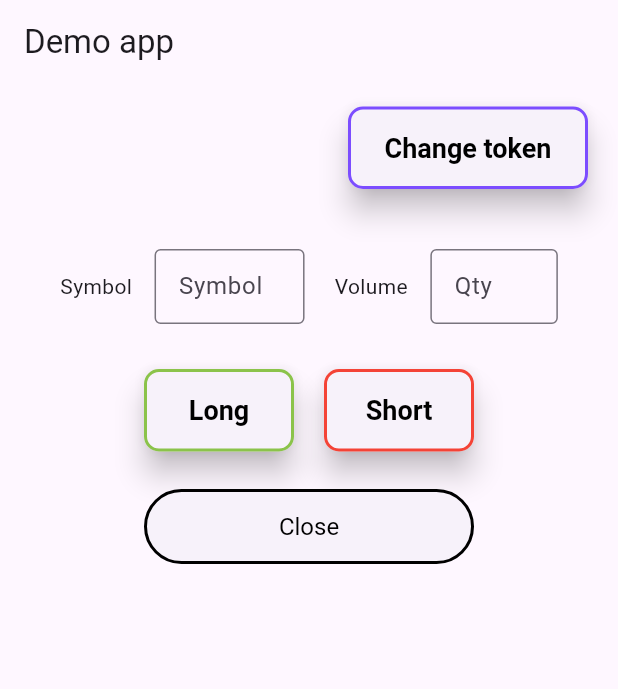
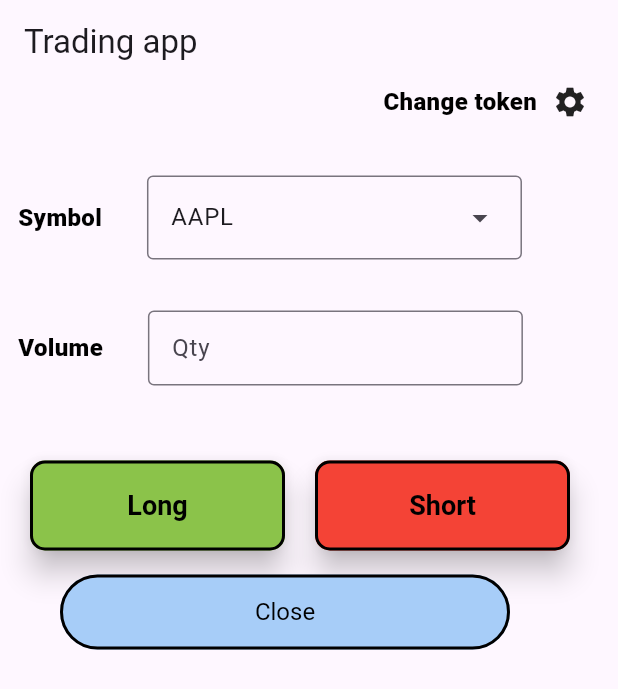
Before and after one commit to Sanjaipaulraj/trading_app, a Flutter app: the HomeScreen screen opened directly, on a phone screen of 412 x 824 dp. Shown: the top 689 px of the screen. Run offline on Flutter 3.47's test engine with Material 3 defaults, Android fonts, the phone set to English and light mode, and no system bars; our stand-ins replace dio, shared_preferences, toastification; accounts and stored records are empty.

Commit message:
Button alignment completed

```diff
--- a/lib/main.dart
+++ b/lib/main.dart
@@ -1,5 +1,5 @@
 import 'package:flutter/material.dart';
-import 'package:trading_app/pages/login_screen.dart';
+import 'package:trading_app/pages/home_screen.dart';
 
 void main() {
   runApp(const MainApp());
@@ -10,6 +10,6 @@ class MainApp extends StatelessWidget {
 
   @override
   Widget build(BuildContext context) {
-    return const MaterialApp(debugShowCheckedModeBanner: false, home: Scaffold(body: LoginPage()));
+    return const MaterialApp(debugShowCheckedModeBanner: false, home: Scaffold(body: HomeScreen()));
   }
 }
--- a/lib/pages/home_screen.dart
+++ b/lib/pages/home_screen.dart
@@ -13,6 +13,7 @@ class HomeScreen extends StatefulWidget {
   State<HomeScreen> createState() => HomeScreenState();
 }
 
+const List<String> list = <String>['AAPL', 'GOOGL', 'MSFT', 'DJIA', 'SPX'];
 typedef MenuEntry = DropdownMenuEntry<String>;
 
 class LongIntent extends Intent {
@@ -29,10 +30,12 @@ class CloseIntent extends Intent {
 
 class HomeScreenState extends State<HomeScreen> {
   String token = '';
+  static final List<MenuEntry> menuEntries = List.unmodifiable(
+    list.map<MenuEntry>((String name) => MenuEntry(value: name, label: name)),
+  );
+  String dropdownValue = list.first;
   late TextEditingController _volumeController;
-  late TextEditingController _symbolController;
   late TextEditingController _tokenController;
-  final FocusNode _symbolFocusNode = FocusNode();
   final FocusNode _volumeFocusNode = FocusNode();
   final FocusNode _longButtonFocusNode = FocusNode();
   final FocusNode _shortButtonFocusNode = FocusNode();
@@ -65,23 +68,11 @@ class HomeScreenState extends State<HomeScreen> {
   void initState() {
     super.initState();
     _volumeController = TextEditingController();
-    _symbolController = TextEditingController();
     _tokenController = TextEditingController();
     _getToken();
   }
 
-  @override
-  void dispose() {
-    _symbolFocusNode.dispose();
-    _volumeFocusNode.dispose();
-    _longButtonFocusNode.dispose();
-    _shortButtonFocusNode.dispose();
-    _closeButtonFocusNode.dispose();
-    super.dispose();
-  }
-
   void reset() {
-    _symbolController.clear();
     _volumeController.clear();
     setState(() {});
   }
@@ -89,7 +80,7 @@ class HomeScreenState extends State<HomeScreen> {
   Future<void> _openPosition(String type) async {
     Dio dio = Dio();
     final direction = type;
-    final symbol = _symbolController.text;
+    final symbol = dropdownValue;
     final lot = num.parse(_volumeController.text);
     final data = json.encode({'symbol': symbol, 'lot': lot, 'direction': direction});
     final openResponse = await dio.post(
@@ -170,7 +161,7 @@ class HomeScreenState extends State<HomeScreen> {
   @override
   Widget build(BuildContext context) {
     return Scaffold(
-      appBar: AppBar(title: Text('Demo app')),
+      appBar: AppBar(title: Text('Trading app')),
       body: Shortcuts(
         shortcuts: {
           LogicalKeySet(LogicalKeyboardKey.keyL, LogicalKeyboardKey.control): const LongIntent(),
@@ -201,13 +192,8 @@ class HomeScreenState extends State<HomeScreen> {
           child: Column(
             mainAxisAlignment: MainAxisAlignment.start,
             children: [
-              SizedBox(height: 15),
-              Row(
-                spacing: 10,
-                mainAxisAlignment: MainAxisAlignment.end,
-                children: [
-                  ElevatedButton(
-                    onPressed: () => showDialog<String>(
+              GestureDetector(
+                onTap: () => showDialog<String>(
                   context: context,
                   builder: (BuildContext context) => Dialog(
                     child: Padding(
@@ -236,52 +222,56 @@ class HomeScreenState extends State<HomeScreen> {
                     ),
                   ),
                 ),
-                    style: ElevatedButton.styleFrom(
-                      fixedSize: Size(160, 55),
-                      shape: RoundedRectangleBorder(
-                        borderRadius: BorderRadius.circular(10),
-                        side: BorderSide(color: Colors.deepPurpleAccent, width: 2),
+                child: Row(
+                  spacing: 10,
+                  mainAxisAlignment: MainAxisAlignment.end,
+                  children: [
+                    Text(
+                      "Change token",
+                      style: TextStyle(fontWeight: FontWeight.w900, color: Colors.black, fontSize: 16),
                     ),
-                      elevation: 8.0,
-                      foregroundColor: Colors.black,
-                      textStyle: TextStyle(fontSize: 18, fontWeight: FontWeight.bold),
-                      padding: EdgeInsets.symmetric(horizontal: 20, vertical: 15),
-                    ),
-                    child: Text("Change token"),
-                  ),
+                    Icon(Icons.settings),
                     SizedBox(width: 10),
                   ],
                 ),
-              SizedBox(height: 40),
-              Row(
-                mainAxisAlignment: MainAxisAlignment.center,
+              ),
+              SizedBox(height: 25),
+              Padding(
+                padding: const EdgeInsets.all(12.0),
+                child: Row(
                   children: [
-                  Row(
-                    children: [
-                      Text('Symbol'),
-                      SizedBox(width: 15),
+                    Text(
+                      'Symbol',
+                      style: TextStyle(fontSize: 16, color: Colors.black, fontWeight: FontWeight.w900),
+                    ),
+                    SizedBox(width: 30),
                     SizedBox(
-                        width: 100,
-                        height: 50,
-                        child: Focus(
-                          focusNode: _symbolFocusNode,
-                          child: TextField(
-                            keyboardType: TextInputType.text,
-                            autofocus: true,
-                            controller: _symbolController,
-                            decoration: InputDecoration(border: OutlineInputBorder(), labelText: 'Symbol'),
-                          ),
+                      child: DropdownMenu<String>(
+                        width: 250,
+                        initialSelection: list.first,
+                        onSelected: (String? value) {
+                          setState(() {
+                            dropdownValue = value!;
+                          });
+                        },
+                        dropdownMenuEntries: menuEntries,
                       ),
                     ),
                   ],
                 ),
-                  SizedBox(width: 20),
-                  Row(
+              ),
+              SizedBox(height: 10),
+              Padding(
+                padding: const EdgeInsets.all(12.0),
+                child: Row(
                   children: [
-                      Text("Volume"),
-                      SizedBox(width: 15),
+                    Text(
+                      "Volume",
+                      style: TextStyle(fontSize: 16, color: Colors.black, fontWeight: FontWeight.w900),
+                    ),
+                    SizedBox(width: 30),
                     SizedBox(
-                        width: 85,
+                      width: 250,
                       height: 50,
                       child: Focus(
                         focusNode: _volumeFocusNode,
@@ -295,12 +285,11 @@ class HomeScreenState extends State<HomeScreen> {
                     ),
                   ],
                 ),
-                ],
               ),
-
               SizedBox(height: 30),
-              Row(
-                mainAxisAlignment: MainAxisAlignment.center,
+              Padding(
+                padding: const EdgeInsets.only(top: 8.0, left: 20.0, bottom: 8.0),
+                child: Row(
                   spacing: 20,
                   children: [
                     Focus(
@@ -309,13 +298,14 @@ class HomeScreenState extends State<HomeScreen> {
                         builder: (context) => ElevatedButton(
                           focusNode: _longButtonFocusNode,
                           style: ElevatedButton.styleFrom(
-                          fixedSize: Size(100, 55),
+                            fixedSize: Size(170, 60),
                             shape: RoundedRectangleBorder(
                               borderRadius: BorderRadius.circular(10),
-                            side: BorderSide(color: Colors.lightGreen, width: 2),
+                              side: BorderSide(color: Colors.black, width: 2),
                             ),
                             elevation: 8.0,
                             foregroundColor: Colors.black,
+                            backgroundColor: Colors.lightGreen,
                             textStyle: TextStyle(fontSize: 18, fontWeight: FontWeight.bold),
                             padding: EdgeInsets.symmetric(horizontal: 20, vertical: 15),
                           ),
@@ -354,10 +344,11 @@ class HomeScreenState extends State<HomeScreen> {
                         builder: (context) => ElevatedButton(
                           focusNode: _shortButtonFocusNode,
                           style: ElevatedButton.styleFrom(
-                          fixedSize: Size(100, 55),
+                            fixedSize: Size(170, 60),
+                            backgroundColor: Colors.red,
                             shape: RoundedRectangleBorder(
                               borderRadius: BorderRadius.circular(10),
-                            side: BorderSide(color: Colors.red, width: 2),
+                              side: BorderSide(color: Colors.black, width: 2),
                             ),
                             elevation: 8.0,
                             foregroundColor: Colors.black,
@@ -395,10 +386,10 @@ class HomeScreenState extends State<HomeScreen> {
                     ),
                   ],
                 ),
+              ),
               Padding(
-                padding: const EdgeInsets.only(top: 25.0),
+                padding: const EdgeInsets.only(top: 8.0, left: 40),
                 child: Row(
-                  mainAxisAlignment: MainAxisAlignment.center,
                   children: [
                     Focus(
                       autofocus: true,
@@ -406,13 +397,14 @@ class HomeScreenState extends State<HomeScreen> {
                         builder: (context) => ElevatedButton(
                           focusNode: _closeButtonFocusNode,
                           style: ElevatedButton.styleFrom(
-                            fixedSize: Size(220, 50),
+                            fixedSize: Size(300, 50),
                             shape: RoundedRectangleBorder(
                               borderRadius: BorderRadiusGeometry.circular(30),
                               side: BorderSide(color: Colors.black, width: 2),
                             ),
                             elevation: 0,
                             foregroundColor: Colors.black,
+                            backgroundColor: Color.fromRGBO(167, 205, 248, 1),
                             textStyle: TextStyle(fontSize: 16, fontWeight: FontWeight.w400),
                             padding: EdgeInsets.symmetric(horizontal: 20, vertical: 15),
                           ),
```
Also changed, not shown: lib/pages/login_screen.dart (deleted, +0 -102 lines). Lines whose indentation alone changed are shown as unchanged.
